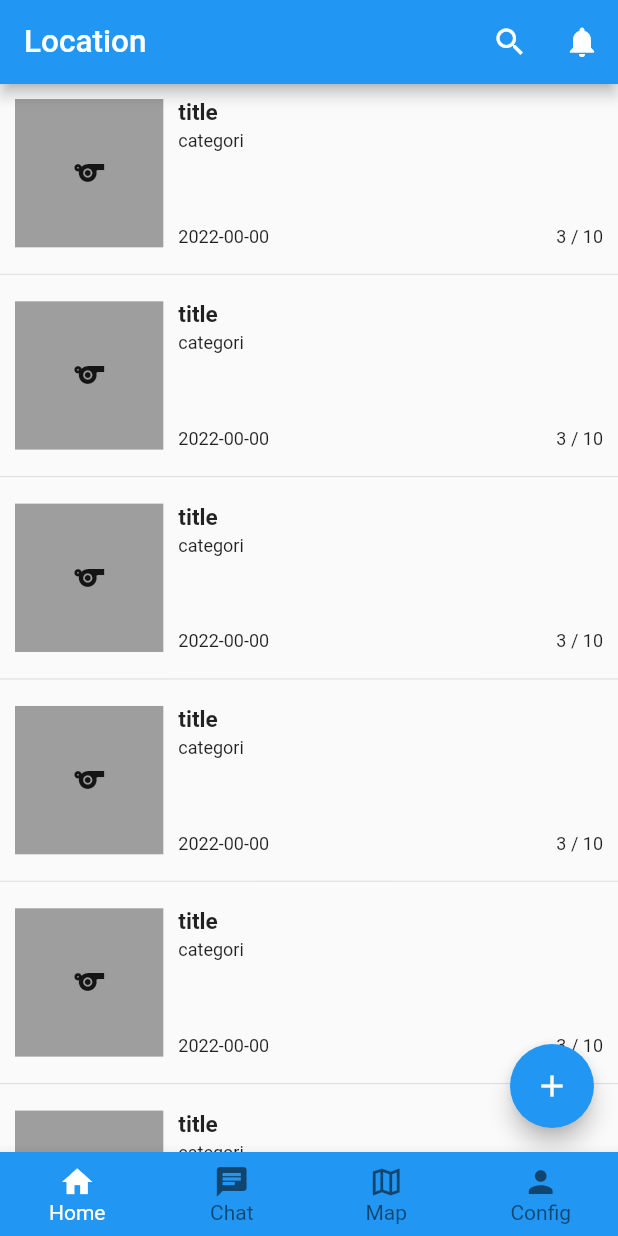
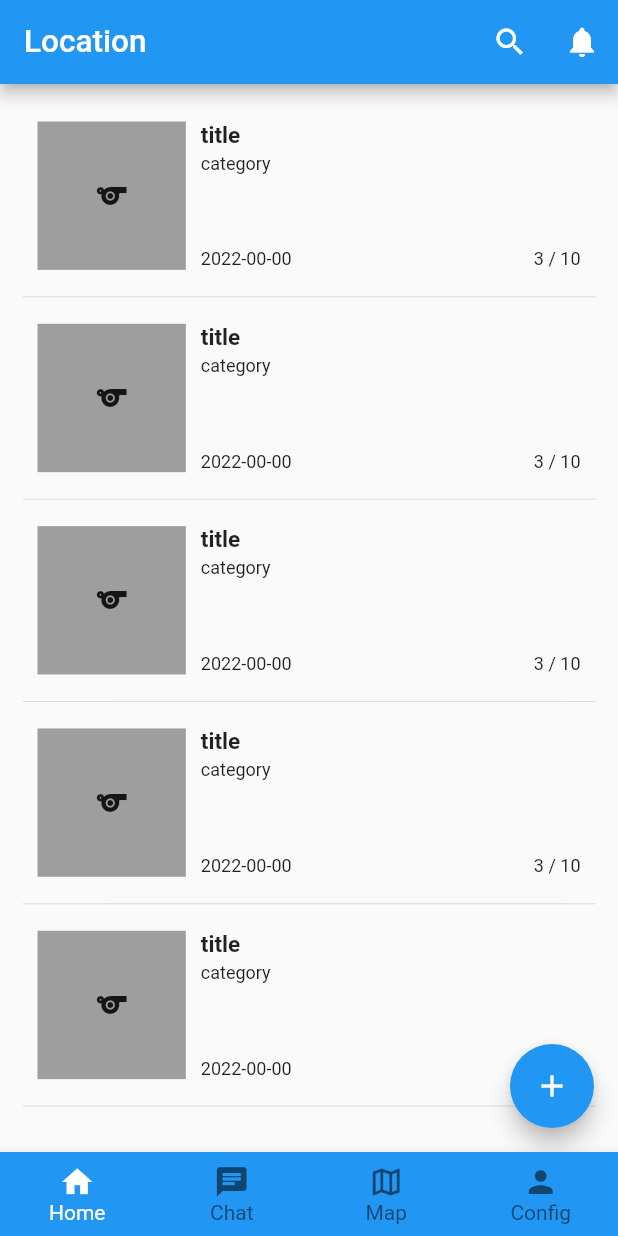
Before and after one commit to kookmin-sw/capstone-2022-02, a Flutter app: the screen it shows after launch, on a phone screen of 412 x 824 dp. Run offline on Flutter 3.47's test engine with Material 2 defaults, Android fonts, the phone set to English and light mode, and no system bars; our stand-ins replace firebase_auth; missing offline and left inert: dart:ffi, naver_map_plugin; accounts and stored records are empty.

Commit message:
party detail update

```diff
--- a/firebase_auth_login/lib/home.dart
+++ b/firebase_auth_login/lib/home.dart
@@ -44,7 +44,10 @@ class _HomeState extends State<Home> {
           )
         ],
       ),
-      body: _partyListView (),
+      body: Padding (
+        padding: EdgeInsets.all(15.0),
+        child: _partyListView (),
+      ),
       floatingActionButton: FloatingActionButton (
         onPressed: (() {
           Navigator.push(context, MaterialPageRoute(
@@ -68,7 +71,7 @@ class _HomeState extends State<Home> {
             _party.add(
                 PartyList (
                   title: 'title',
-                categori: 'categori',
+                  category: 'category',
                   date: '2022-00-00',
                   maxNumber: 10,
                   nowNumber: 3,
@@ -76,7 +79,10 @@ class _HomeState extends State<Home> {
                     child: Icon (Icons.sports,),
                     color: Colors.grey,
                   ),
-                description: '',
+                  description: 'description',
+                  time: '00:00',
+                  id: '1234',
+                  level: '3',
               )
             );
           }
--- a/firebase_auth_login/lib/location_select.dart
+++ b/firebase_auth_login/lib/location_select.dart
@@ -2,7 +2,7 @@ import 'dart:async';
 import 'dart:ffi';
 import 'dart:math';
 import 'package:flutter/material.dart';
-import 'package:flutter_naver_map/flutter_naver_map.dart';
+import 'package:naver_map_plugin/naver_map_plugin.dart';
 
 class LocationSelect extends StatefulWidget {
   State<LocationSelect> createState () => _LocationSelectState();
@@ -14,7 +14,7 @@ class _LocationSelectState extends State<LocationSelect> {
 
   @override
   void initState () {
-    WidgetsBinding.instance?.addPostFrameCallback((_) {
+    WidgetsBinding.instance.addPostFrameCallback((_) {
       OverlayImage.fromAssetImage(
         assetName: 'icon/marker.png'
       ).then((image) {
--- a/firebase_auth_login/lib/map_display.dart
+++ b/firebase_auth_login/lib/map_display.dart
@@ -1,6 +1,6 @@
 import 'dart:async';
 import 'package:flutter/material.dart';
-import 'package:flutter_naver_map/flutter_naver_map.dart';
+import 'package:naver_map_plugin/naver_map_plugin.dart';
 //query를 이용해 party 정보를 가져와 처리
 //party에 반드시 필요한 정보는 위/경도 정보
 //party 정보를 저장할 별도의 list를 관리하는 것이 좋다고 생각함
@@ -24,7 +24,7 @@ class MapDisplayState extends State<MapDisplay> {
 
   @override
   void initState() {
-    WidgetsBinding.instance?.addPostFrameCallback((_) {
+    WidgetsBinding.instance.addPostFrameCallback((_) {
       OverlayImage.fromAssetImage(
         assetName: 'icon/marker.png',
       ).then((image) {
--- a/firebase_auth_login/lib/party_init.dart
+++ b/firebase_auth_login/lib/party_init.dart
@@ -25,6 +25,7 @@ class PartyInItState extends State<PartyInit> {
           TextButton (
             onPressed: () {
               //html connection add
+              String id = DateTime.now().toString();
             },
             child: Text (
               'Submit',
@@ -136,10 +137,10 @@ class PartyInItState extends State<PartyInit> {
                               borderSide: const BorderSide(width: 0.5)
                             ),
                           ),
-                          value: category,
+                          value: level,
                           onChanged: (newValue) {
                             setState(() {
-                              category = newValue!;
+                              level = newValue!;
                             });
                           },
                           items: <String>['One', 'Two', 'Three', 'Four', 'Five']
--- a/firebase_auth_login/lib/party_list.dart
+++ b/firebase_auth_login/lib/party_list.dart
@@ -1,30 +1,53 @@
 import 'package:flutter/material.dart';
 import 'package:provider/provider.dart';
+import 'party_detail.dart';
 
 class PartyList extends StatelessWidget {
   const PartyList ({
     Key? key,
     required this.thumbnail,
     required this.title,
-    required this.categori,
+    required this.category,
     required this.maxNumber,
     required this.nowNumber,
     required this.date,
-    required this.description
+    required this.description,
+    required this.time,
+    required this.id,
+    required this.level,
   }): super (key: key);
   final Widget thumbnail;
   final String title;
   final String description;
-  final String categori;
+  final String category;
   final int maxNumber;
   final int nowNumber;
   final String date;
+  final String time;
+  final String id;
+  final String level;
 
   @override
   Widget build (BuildContext context) {
     return GestureDetector (
       onTap: () {
-        print ('tab');
+        Navigator.push (
+          context,
+          MaterialPageRoute(
+            builder: (context) => PartyDetail (
+              thumbnail: thumbnail,
+              title: this.title,
+              category: this.category,
+              maxNumber: this.maxNumber,
+              nowNumber: this.nowNumber,
+              date: this.date,
+              time: this.time,
+              description: this.description,
+              id: this.id,
+              level: this.level,
+            )
+          ),
+        );
       },
       child: Padding(
         padding: EdgeInsets.all(10.0),
@@ -41,7 +64,7 @@ class PartyList extends StatelessWidget {
                   padding: EdgeInsets.only(left: 10.0),
                   child: _PartyDescription (
                     title: title,
-                    categori: categori,
+                    category: category,
                     date: date,
                     maxNumber: maxNumber,
                     nowNumber: nowNumber,
@@ -61,13 +84,13 @@ class _PartyDescription extends StatelessWidget {
   const _PartyDescription ({
     Key? key,
     required this.title ,
-    required this.categori,
+    required this.category,
     required this.maxNumber,
     required this.nowNumber,
     required this.date,
   }): super (key: key);
   final String title;
-  final String categori;
+  final String category;
   final int maxNumber;
   final int nowNumber;
   final String date;
@@ -92,7 +115,7 @@ class _PartyDescription extends StatelessWidget {
                 ),
                 const Padding(padding: EdgeInsets.only(bottom: 3.0)),
                 Text (
-                  categori,
+                  category,
                   maxLines: 1,
                   style: TextStyle (
                     fontSize: 12.0,
--- a/firebase_auth_login/pubspec.yaml
+++ b/firebase_auth_login/pubspec.yaml
@@ -37,7 +37,8 @@ dependencies:
   # The following adds the Cupertino Icons font to your application.
   # Use with the CupertinoIcons class for iOS style icons.
   cupertino_icons: ^1.0.2
-  flutter_naver_map: ^0.10.5
+  naver_map_plugin:
+    git: https://github.com/LBSTECH/naver_map_plugin.git
 
 dev_dependencies:
   flutter_test:
```
Also changed, not shown: firebase_auth_login/lib/party_detail.dart (added, +172 -0 lines), firebase_auth_login/pubspec.lock, 9 other files. Lines whose indentation alone changed are shown as unchanged.
